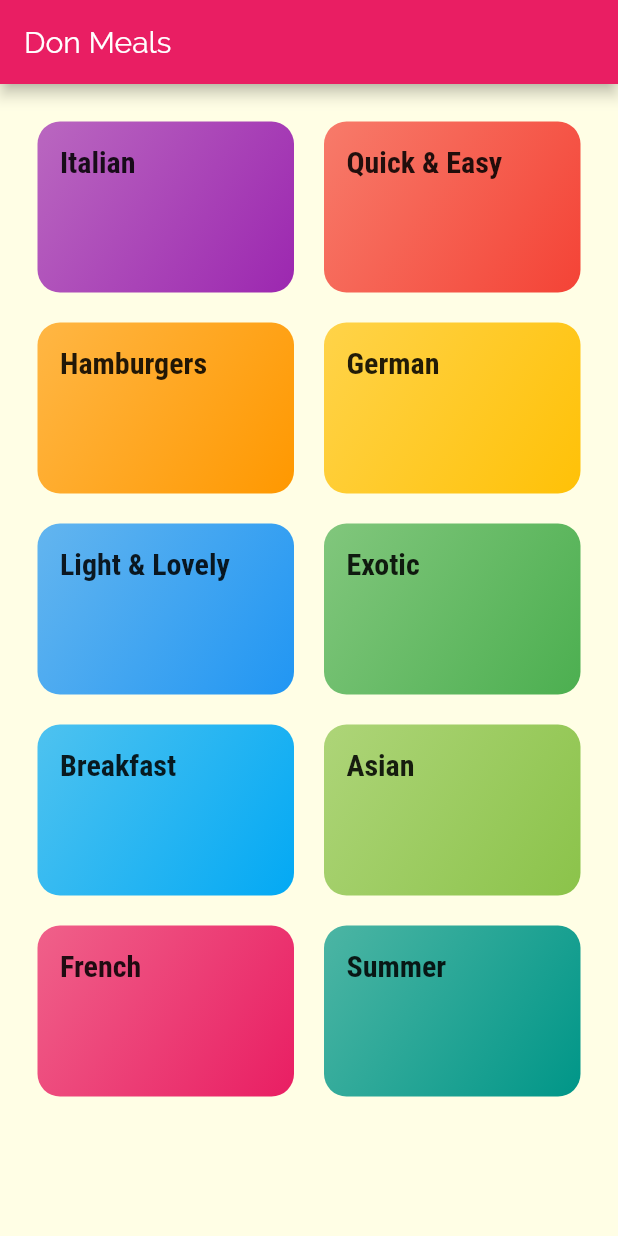
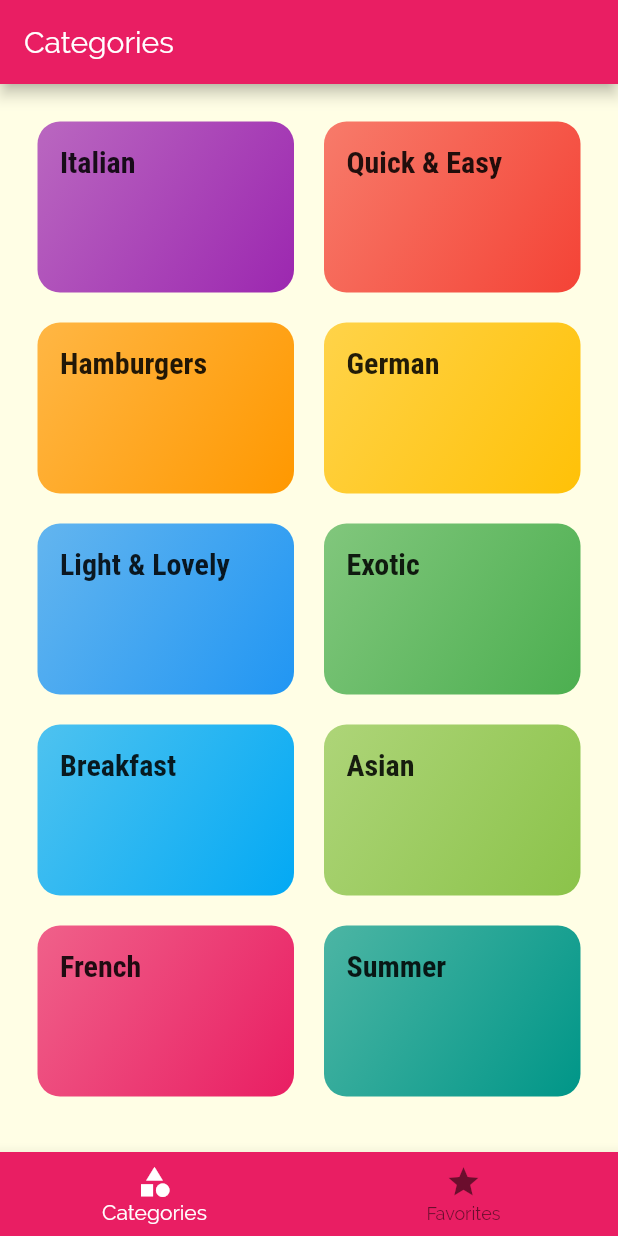
Before and after one commit to Donkijote/meals_app, a Flutter app: the screen it shows after launch, on a phone screen of 412 x 824 dp. Run offline on Flutter 3.47's test engine with Material 2 defaults, Android fonts, the phone set to English and light mode, and no system bars.

```diff
--- a/lib/main.dart
+++ b/lib/main.dart
@@ -1,7 +1,7 @@
 import 'package:flutter/material.dart';
 
+import './screens/tabs.dart';
 import './screens/category_meals.dart';
-import './screens/categories.dart';
 import './screens/meal_detail.dart';
 
 void main() => runApp(MyApp());
@@ -29,7 +29,7 @@ class MyApp extends StatelessWidget {
                   fontWeight: FontWeight.bold),
             ),
       ),
-      home: CategoriesScreen(),
+      home: TabsScreen(),
       routes: {
         CategoryMealsScreen.routeName: (ctx) => CategoryMealsScreen(),
         MealDetailScreen.routeName: (ctx) => MealDetailScreen(),
--- a/lib/screens/categories.dart
+++ b/lib/screens/categories.dart
@@ -6,11 +6,7 @@ import '../widgets/category_item.dart';
 class CategoriesScreen extends StatelessWidget {
   @override
   Widget build(BuildContext context) {
-    return Scaffold(
-      appBar: AppBar(
-        title: const Text('Don Meals'),
-      ),
-      body: GridView(
+    return GridView(
       padding: const EdgeInsets.all(25),
       children: DUMMY_CATEGORIES
           .map((cat) => CategoryItem(cat.id, cat.title, cat.color))
@@ -20,7 +16,6 @@ class CategoriesScreen extends StatelessWidget {
           childAspectRatio: 3 / 2,
           crossAxisSpacing: 20,
           mainAxisSpacing: 20),
-      ),
     );
   }
 }
--- /dev/null
+++ b/lib/screens/favorites.dart
@@ -0,0 +1,10 @@
+import 'package:flutter/material.dart';
+
+class FavoritesScreen extends StatelessWidget {
+  @override
+  Widget build(BuildContext context) {
+    return Container(
+      child: Text('Favorites...!'),
+    );
+  }
+}
--- /dev/null
+++ b/lib/screens/tabs.dart
@@ -0,0 +1,47 @@
+import 'package:flutter/material.dart';
+
+import '../screens/categories.dart';
+import '../screens/favorites.dart';
+
+class TabsScreen extends StatefulWidget {
+  @override
+  _TabsScreenState createState() => _TabsScreenState();
+}
+
+class _TabsScreenState extends State<TabsScreen> {
+  List<Widget> _pages = [CategoriesScreen(), FavoritesScreen()];
+
+  int _selectedPageIndex = 0;
+
+  void _selectPage(int index) {
+    setState(() {
+      _selectedPageIndex = index;
+    });
+  }
+
+  @override
+  Widget build(BuildContext context) {
+    return Scaffold(
+      appBar: AppBar(
+        title: Text(_selectedPageIndex == 0 ? 'Categories' : 'Your Favorites'),
+      ),
+      body: _pages[_selectedPageIndex],
+      bottomNavigationBar: BottomNavigationBar(
+        onTap: _selectPage,
+        backgroundColor: Theme.of(context).primaryColor,
+        selectedItemColor: Colors.white,
+        currentIndex: _selectedPageIndex,
+        items: [
+          BottomNavigationBarItem(
+            icon: Icon(Icons.category),
+            title: Text('Categories'),
+          ),
+          BottomNavigationBarItem(
+            icon: Icon(Icons.star),
+            title: Text('Favorites'),
+          )
+        ],
+      ),
+    );
+  }
+}
```
Lines whose indentation alone changed are shown as unchanged.
